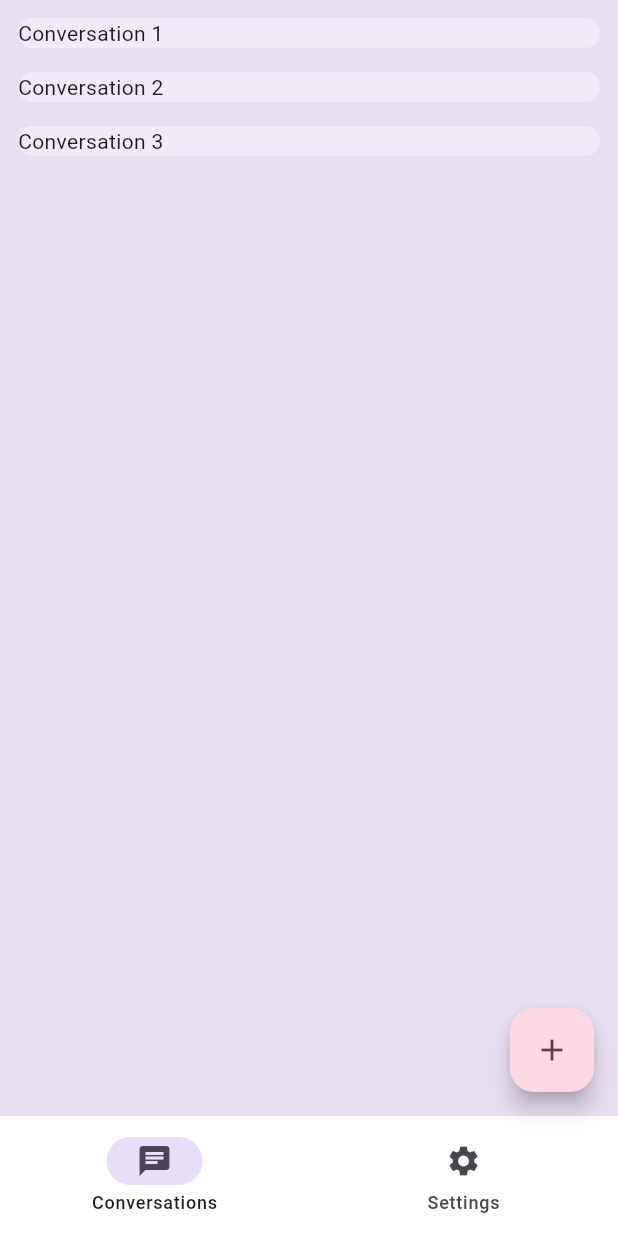
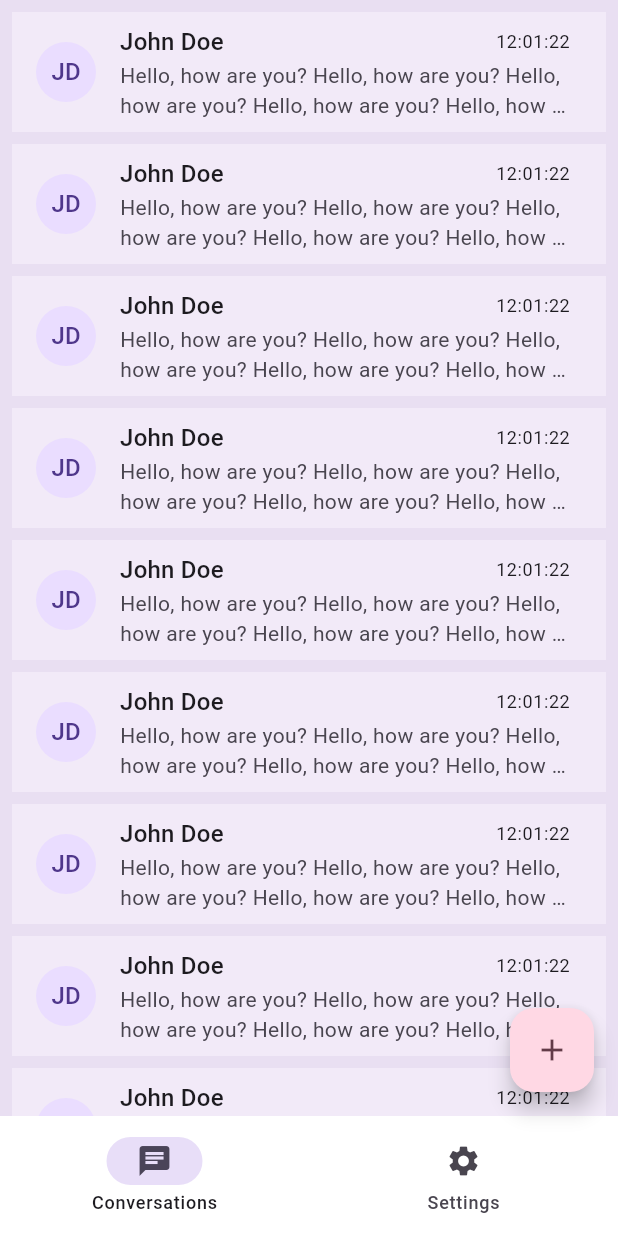
Before and after one commit to adriantofan/canine, a Flutter app: the screen it shows after launch, on a phone screen of 412 x 824 dp. Run offline on Flutter 3.47's test engine with Material 3 defaults, Android fonts, the phone set to English and light mode, and no system bars; our stand-ins replace freezed_annotation.

Commit message:
conversation item

```diff
--- a/app/lib/conversations/chat_widget.dart
+++ b/app/lib/conversations/chat_widget.dart
@@ -10,7 +10,7 @@ class ChatWidget extends StatelessWidget {
   Widget build(BuildContext context) {
     return Scaffold(
       appBar: AppBar(
-        title: const Text('Messages'),
+        title: Text('Messages ${conversation.id}'),
       ),
       body: ListView.builder(
         padding: const EdgeInsets.all(8.0),
--- a/app/lib/conversations/conversation_row_widget.dart
+++ b/app/lib/conversations/conversation_row_widget.dart
@@ -3,9 +3,15 @@ import 'package:flutter/material.dart';
 
 class ConversationRowWidget extends StatefulWidget {
   final Conversation conversation;
-
-  ConversationRowWidget(
-      {super.key, required this.onSelected, required this.conversation});
+  final ConversationInfo conversationInfo;
+  final bool isSelected;
+  ConversationRowWidget({
+    super.key,
+    required this.onSelected,
+    required this.conversation,
+    required this.conversationInfo,
+    this.isSelected = false,
+  });
   final void Function() onSelected;
   @override
   State<ConversationRowWidget> createState() => _ConversationRowWidgetState();
@@ -15,20 +21,70 @@ class _ConversationRowWidgetState extends State<ConversationRowWidget> {
   late final ColorScheme _colorScheme = Theme.of(context).colorScheme;
   late Color unselectedColor = Color.alphaBlend(
       _colorScheme.primary.withOpacity(0.08), _colorScheme.surface);
-  Color get _surfaceColor => unselectedColor;
   @override
   Widget build(BuildContext context) {
     return GestureDetector(
-      onTap: widget.onSelected,
-      child: Card(
-          elevation: 0,
-          color: _surfaceColor,
-          clipBehavior: Clip.hardEdge,
-          child: Column(
-            crossAxisAlignment: CrossAxisAlignment.start,
-            mainAxisSize: MainAxisSize.min,
-            children: [Text("Conversation ${widget.conversation.id}")],
-          )),
-    );
+        onTap: widget.onSelected,
+        child: Container(
+          color: widget.isSelected
+              ? _colorScheme.primaryContainer
+              : unselectedColor,
+          child: ListTile(
+            leading: CircleAvatar(
+              // Placeholder for an avatar image. You might want to use a network image or similar.
+              child: Text(widget.conversationInfo.avatarInitials),
+            ),
+            title: Row(
+              mainAxisAlignment: MainAxisAlignment.spaceBetween,
+              children: [
+                Expanded(
+                  child: Text(
+                    "John Doe",
+                    style: Theme.of(context).textTheme.titleMedium,
+                    overflow: TextOverflow.ellipsis,
+                  ),
+                ),
+                Text(
+                  "12:01:22",
+                  style: Theme.of(context).textTheme.bodySmall,
+                ),
+              ],
+            ),
+            subtitle: const Text(
+              "Hello, how are you? Hello, how are you? Hello, how are you? Hello, how are you? Hello, how are you?",
+              maxLines: 2,
+              overflow: TextOverflow.ellipsis,
+            ),
+          ),
+        ));
   }
 }
+
+class ConversationInfo {
+  final String name;
+  final DateTime lastMessageTime;
+  final String lastMessage;
+  final String avatarInitials;
+
+  ConversationInfo({
+    required this.name,
+    required this.lastMessageTime,
+    required this.lastMessage,
+  }) : avatarInitials = _getAvatarInitials(name);
+}
+
+String _getAvatarInitials(String name) {
+  if (name.isEmpty) {
+    return "";
+  }
+  List<String> names = name.split(" ");
+  String initials = "";
+  int numWords = 2;
+  if (names.length < 2) {
+    numWords = names.length;
+  }
+  for (int i = 0; i < numWords; i++) {
+    initials += names[i][0];
+  }
+  return initials;
+}
--- a/app/lib/conversations/screen.dart
+++ b/app/lib/conversations/screen.dart
@@ -55,6 +55,7 @@ class _ConversationsScreenState extends State<ConversationsScreen> {
       //  one solution might be in go_router ShellRoute
       //  https://pub.dev/documentation/go_router/latest/go_router/ShellRoute-class.html
       return buildListView((selectedConversation) {
+        _selection.value = selectedConversation;
         Navigator.of(context).push(MaterialPageRoute(builder: (_) {
           return ChatWidget(selectedConversation);
         }));
@@ -63,6 +64,9 @@ class _ConversationsScreenState extends State<ConversationsScreen> {
   }
 
   Widget buildListView(ValueChanged<Conversation> onSelected) {
+    return ValueListenableBuilder(
+        valueListenable: _selection,
+        builder: (context, conversation, child) {
           return Padding(
             padding: const EdgeInsets.symmetric(horizontal: 8),
             child: ListView(
@@ -73,11 +77,25 @@ class _ConversationsScreenState extends State<ConversationsScreen> {
                       padding: const EdgeInsets.only(bottom: 8.0),
                       child: ConversationRowWidget(
                         conversation: conversationList[index],
+                        conversationInfo: _makeConversationInfo(
+                            conversationList[index], _selection.value),
+                        isSelected:
+                            _selection.value?.id == conversationList[index].id,
                         onSelected: () => onSelected(conversationList[index]),
                       ));
                 }),
               ],
             ),
           );
+        });
   }
 }
+
+ConversationInfo _makeConversationInfo(
+    Conversation conversation, Conversation? selectedConversation) {
+  return ConversationInfo(
+    name: "John Doe",
+    lastMessageTime: DateTime.now(),
+    lastMessage: "lorem ipsum dolor sit amet consectetur adipiscing elit",
+  );
+}
--- a/app/lib/state/data.dart
+++ b/app/lib/state/data.dart
@@ -4,4 +4,12 @@ const List<Conversation> conversationList = [
   Conversation(id: 1, externalUserId: 1, name: "", createdAt: 0, updatedAt: 0),
   Conversation(id: 2, externalUserId: 2, name: "", createdAt: 0, updatedAt: 0),
   Conversation(id: 3, externalUserId: 3, name: "", createdAt: 0, updatedAt: 0),
+  Conversation(id: 4, externalUserId: 4, name: "", createdAt: 0, updatedAt: 0),
+  Conversation(id: 5, externalUserId: 5, name: "", createdAt: 0, updatedAt: 0),
+  Conversation(id: 6, externalUserId: 6, name: "", createdAt: 0, updatedAt: 0),
+  Conversation(id: 7, externalUserId: 7, name: "", createdAt: 0, updatedAt: 0),
+  Conversation(id: 8, externalUserId: 8, name: "", createdAt: 0, updatedAt: 0),
+  Conversation(id: 9, externalUserId: 9, name: "", createdAt: 0, updatedAt: 0),
+  Conversation(
+      id: 10, externalUserId: 10, name: "", createdAt: 0, updatedAt: 0),
 ];
```
Lines whose indentation alone changed are shown as unchanged.
